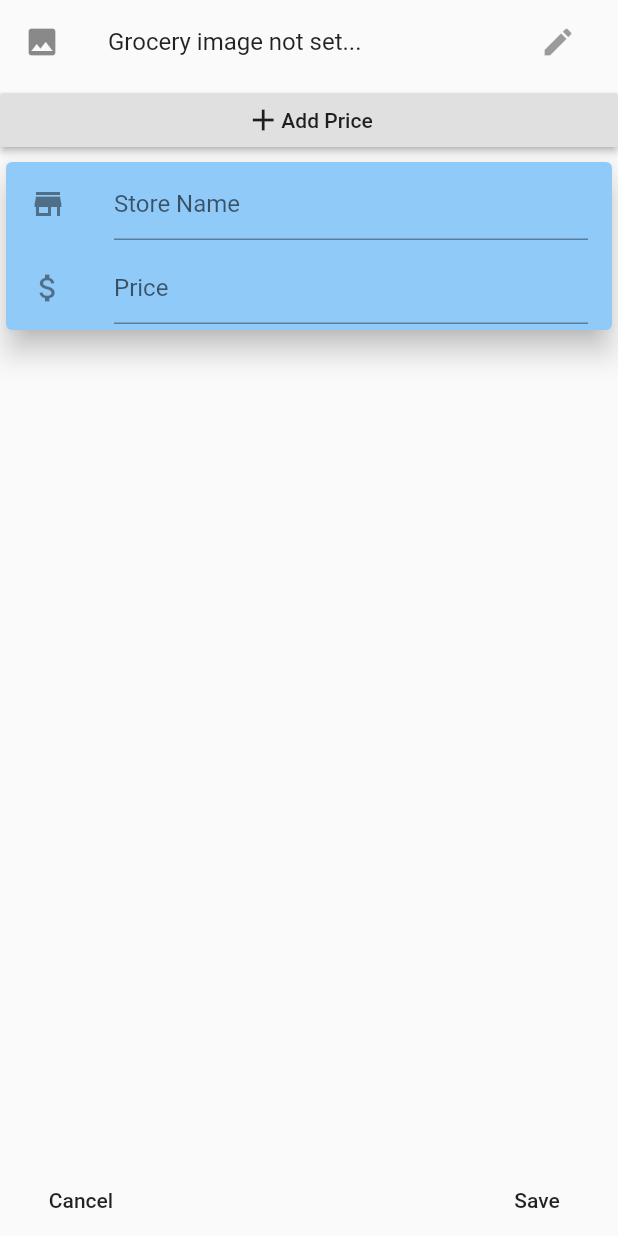
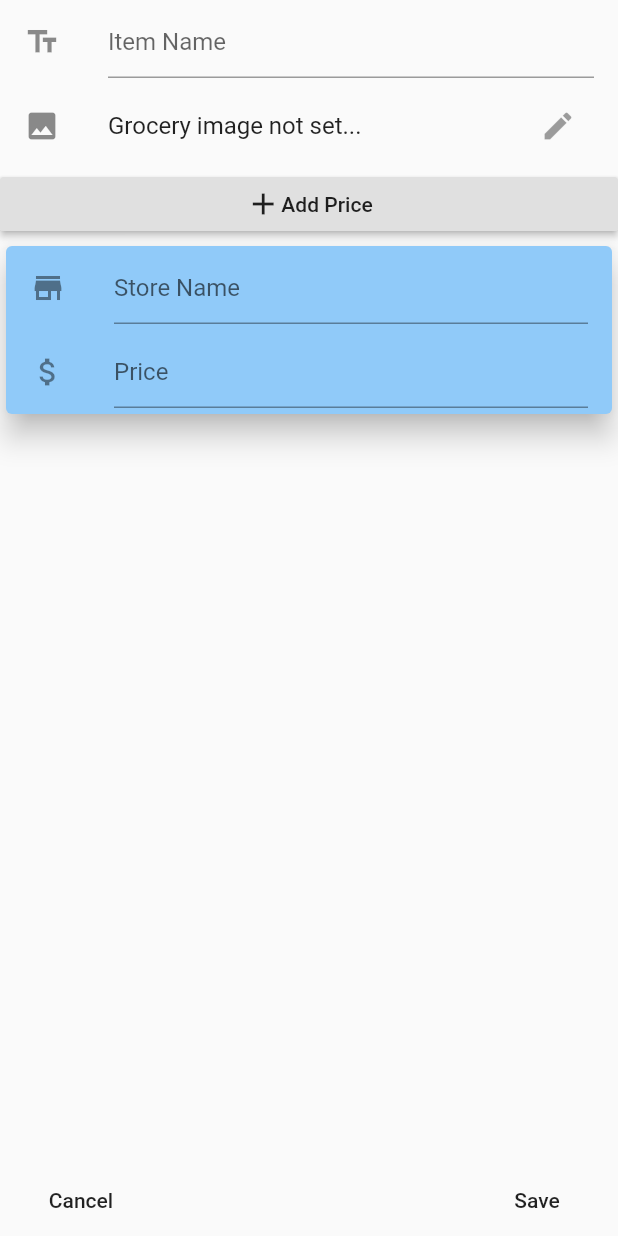
Before and after one commit to DeveloperJose/Dart-Flutter-Flutterbook-App, a Flutter app: the GroceriesEntry screen opened directly, after a tap on "Add Price", on a phone screen of 412 x 824 dp. Run offline on Flutter 3.47's test engine with Material 2 defaults, Android fonts, the phone set to English and light mode, and no system bars; our stand-ins replace flutter_calendar_carousel, flutter_slidable, image_picker, sqflite; accounts and stored records are empty.

Commit message:
Grocery entry is mostly complete

```diff
--- a/lib/groceries/groceries.dart
+++ b/lib/groceries/groceries.dart
@@ -1,13 +1,14 @@
 import 'package:flutter/material.dart';
 import 'package:scoped_model/scoped_model.dart';
 
+import 'groceries_dbworker.dart';
 import 'groceries_entry.dart';
 import 'groceries_list.dart';
 import 'groceries_model.dart' show GroceriesModel, groceriesModel;
 
 class Groceries extends StatelessWidget {
   Groceries() {
-//    groceries_model.loadData(GroceriesDBWorker.db);
+    groceriesModel.loadData(GroceriesDBWorker.db);
   }
 
   @override
--- a/lib/groceries/groceries_dbworker.dart
+++ b/lib/groceries/groceries_dbworker.dart
@@ -0,0 +1,102 @@
+import 'package:sqflite/sqflite.dart';
+
+import 'groceries_model.dart';
+
+class GroceriesDBWorker {
+  static final GroceriesDBWorker db = GroceriesDBWorker._();
+
+  static const String DB_NAME = 'groceries.db';
+  static const String TBL_NAME = 'groceries';
+  static const String KEY_ID = 'id';
+  static const String KEY_ITEM_NAME = 'item_name';
+  static const String KEY_STORE_NAMES = 'store_names';
+  static const String KEY_STORE_PRICES = 'store_prices';
+
+  Database _db;
+
+  GroceriesDBWorker._();
+
+  Future<Database> get database async => _db ??= await _init();
+
+  Future<Database> _init() async {
+    return await openDatabase(DB_NAME, version: 2, onOpen: (db) {}, onCreate: (Database db, int version) async {
+      createTable(db);
+    });
+  }
+
+  Future<void> createTable(Database db) async {
+    await db.execute("CREATE TABLE IF NOT EXISTS $TBL_NAME ("
+        "$KEY_ID INTEGER PRIMARY KEY,"
+        "$KEY_ITEM_NAME TEXT,"
+        "$KEY_STORE_NAMES TEXT,"
+        "$KEY_STORE_PRICES TEXT"
+        ")");
+  }
+
+  Future<void> upgradeTable() async {
+    await _db.execute('DROP TABLE IF EXISTS $TBL_NAME');
+    print('Dropped database table');
+    await createTable(_db);
+    print('Created new database table');
+  }
+
+  Future<int> create(Grocery grocery) async {
+    Database db = await database;
+    return await db.rawInsert(
+        "INSERT INTO $TBL_NAME ($KEY_ITEM_NAME, $KEY_STORE_NAMES, $KEY_STORE_PRICES) "
+        "VALUES (?, ?, ?)",
+        [grocery.name, grocery.getStoreNames(), grocery.getPrices()]);
+  }
+
+  Future<void> delete(int id) async {
+    Database db = await database;
+    await db.delete(TBL_NAME, where: "$KEY_ID = ?", whereArgs: [id]);
+  }
+
+  Future<Grocery> get(int id) async {
+    Database db = await database;
+    var values = await db.query(TBL_NAME, where: "$KEY_ID = ?", whereArgs: [id]);
+    return values.isEmpty ? null : _groceryFromMap(values.first);
+  }
+
+  Future<List<Grocery>> getAll() async {
+    Database db = await database;
+    var values = await db.query(TBL_NAME);
+    return values.isNotEmpty ? values.map((m) => _groceryFromMap(m)).toList() : [];
+  }
+
+  Future<int> update(Grocery contact) async {
+    Database db = await database;
+    return await db.update(TBL_NAME, _groceryToMap(contact), where: "$KEY_ID = ?", whereArgs: [contact.id]);
+  }
+
+  List<ItemDetail> _detailsFromMap(Map<String, dynamic> map) {
+    // Attempt to load the details
+    String storeNames = map[KEY_STORE_NAMES];
+    String storePrices = map[KEY_STORE_PRICES];
+
+    if (storeNames.isEmpty || storePrices.isEmpty) return [];
+
+    List<String> nameSplit = storeNames.split(',');
+    List<String> priceSplit = storePrices.split(',');
+
+    List<ItemDetail> itemDetails = [];
+    for (int i = 0; i < nameSplit.length; i++) {
+      String name = nameSplit[i];
+      double num = double.tryParse(priceSplit[i]);
+      itemDetails.add(ItemDetail(storeName: name ?? 'Invalid DB Entry', price: num ?? -1));
+    }
+    return itemDetails;
+  }
+
+  Grocery _groceryFromMap(Map<String, dynamic> map) => Grocery()
+    ..id = map[KEY_ID]
+    ..name = map[KEY_ITEM_NAME]
+    ..details = _detailsFromMap(map);
+
+  Map<String, dynamic> _groceryToMap(Grocery grocery) => Map<String, dynamic>()
+    ..[KEY_ID] = grocery.id
+    ..[KEY_ITEM_NAME] = grocery.name
+    ..[KEY_STORE_NAMES] = grocery.getStoreNames()
+    ..[KEY_STORE_PRICES] = grocery.getPrices();
+}
--- a/lib/groceries/groceries_entry.dart
+++ b/lib/groceries/groceries_entry.dart
@@ -1,9 +1,12 @@
 import 'package:flutter/material.dart';
 import 'package:scoped_model/scoped_model.dart';
 
+import 'groceries_dbworker.dart';
 import 'groceries_model.dart';
 
 class GroceriesEntry extends StatelessWidget {
+  final GlobalKey<FormState> _formKey = GlobalKey<FormState>();
+
   @override
   Widget build(BuildContext context) {
     return ScopedModel<GroceriesModel>(
@@ -11,45 +14,115 @@ class GroceriesEntry extends StatelessWidget {
         child: ScopedModelDescendant<GroceriesModel>(builder: (BuildContext context, Widget child, GroceriesModel model) {
           return Scaffold(
               bottomNavigationBar: buildBottomNavigationBar(context, model),
-              body: Column(children: [
-                ListTile(
-                    leading: Icon(Icons.photo),
-                    title: Text('Grocery image not set...'),
-                    trailing: IconButton(icon: Icon(Icons.edit))),
-                RaisedButton(
-                    child: Row(mainAxisAlignment: MainAxisAlignment.center, children: [Icon(Icons.add), Text('Add Price')]),
-                    onPressed: () => model.addDetail(ItemDetail())),
-                Expanded(
-                    child: Scrollbar(child: ListView.builder(
-                        itemCount: model.details.length,
-                        itemBuilder: (BuildContext context, int index) {
-                          print('Building... index=${index}');
-                          print('model ${model.details.length}');
-
-                          return Card(elevation: 8, color: Colors.blue[200], child: Column(children: [
-                            ListTile(leading: Icon(Icons.store), title: TextFormField(decoration: InputDecoration(hintText: 'Store Name'))),
-                            ListTile(leading: Icon(Icons.attach_money), title: TextFormField(decoration: InputDecoration(hintText: 'Price'))),
-                          ]));
-                        }))),
-              ]));
+              body: Form(
+                  key: _formKey,
+                  child: Column(children: [
+                    buildItemNameListTile(model),
+                    buildImageListTile(),
+                    buildAddPriceButton(model),
+                    buildPriceList(model),
+                  ])));
         }));
   }
 
-  Padding buildBottomNavigationBar(BuildContext context, GroceriesModel model) {
-    return Padding(
-        padding: EdgeInsets.symmetric(vertical: 0, horizontal: 10),
-        child: Row(children: [buildCancelButton(context, model), Spacer(), buildSaveButton()]));
+  ListTile buildItemNameListTile(GroceriesModel model) => ListTile(
+      leading: Icon(Icons.text_fields),
+      title: TextFormField(
+        controller: buildItemNameController(model),
+        decoration: InputDecoration(hintText: 'Item Name'),
+        validator: (newItemName) {
+          if (newItemName.isEmpty) return 'Please type an item name';
+          return null;
+        },
+      ));
+
+  ListTile buildImageListTile() => ListTile(leading: Icon(Icons.photo), title: Text('Grocery image not set...'), trailing: IconButton(icon: Icon(Icons.edit)));
+
+  RaisedButton buildAddPriceButton(GroceriesModel model) =>
+      RaisedButton(child: Row(mainAxisAlignment: MainAxisAlignment.center, children: [Icon(Icons.add), Text('Add Price')]), onPressed: () => model.addDetail(ItemDetail()));
+
+  Expanded buildPriceList(GroceriesModel model) =>
+      Expanded(child: Scrollbar(child: ListView.builder(itemCount: model.details.length, itemBuilder: (BuildContext context, int index) => buildPriceCard(model, index))));
+
+  Card buildPriceCard(GroceriesModel model, int index) => Card(
+      elevation: 8,
+      color: Colors.blue[200],
+      child: Column(children: [
+        ListTile(
+            leading: Icon(Icons.store),
+            title: TextFormField(
+                controller: buildStoreNameController(model, index),
+                decoration: InputDecoration(hintText: 'Store Name'),
+                validator: (newStoreName) {
+                  if (newStoreName.isEmpty) return 'Please type a store name';
+                  return null;
+                })),
+        ListTile(
+            leading: Icon(Icons.attach_money),
+            title: TextFormField(
+              controller: buildStorePriceController(model, index),
+              keyboardType: TextInputType.numberWithOptions(signed: false, decimal: true),
+              decoration: InputDecoration(hintText: 'Price'),
+              validator: (newPrice) {
+                if (newPrice.isEmpty) return 'Please select a price';
+                double num = double.tryParse(newPrice);
+                if (num == null || num <= 0) return 'Please select a valid price';
+                return null;
+              },
+            )),
+      ]));
+
+  TextEditingController buildItemNameController(GroceriesModel model) {
+    if (model.entityBeingEdited == null) return null;
+    var controller = TextEditingController(text: model.entityBeingEdited.name);
+    controller.addListener(() => model.entityBeingEdited.name = controller.text);
+    return controller;
   }
 
-  FlatButton buildSaveButton() {
-    return FlatButton(
-      child: Text('Save'),
-      onPressed: () {},
-    );
+  TextEditingController buildStoreNameController(GroceriesModel model, int index) {
+    var itemDetail = model.details[index];
+    var controller = TextEditingController(text: itemDetail.storeName);
+    controller.addListener(() => itemDetail.storeName = controller.text);
+    return controller;
   }
 
-  FlatButton buildCancelButton(BuildContext context, GroceriesModel model) {
-    return FlatButton(
+  TextEditingController buildStorePriceController(GroceriesModel model, int index) {
+    var itemDetail = model.details[index];
+    var controller = TextEditingController(text: itemDetail.price ?? "");
+    controller.addListener(() => itemDetail.price = double.tryParse(controller.text));
+    return controller;
+  }
+
+  Padding buildBottomNavigationBar(BuildContext context, GroceriesModel model) =>
+      Padding(padding: EdgeInsets.symmetric(vertical: 0, horizontal: 10), child: Row(children: [buildCancelButton(context, model), Spacer(), buildSaveButton(context, model)]));
+
+  FlatButton buildSaveButton(BuildContext context, GroceriesModel model) => FlatButton(
+        child: Text('Save'),
+        onPressed: () async {
+          // Check if the form is valid
+          if (!_formKey.currentState.validate()) return;
+
+          // Save to entity being edited
+          groceriesModel.entityBeingEdited.details = groceriesModel.details;
+          print('Being edited: ${groceriesModel.entityBeingEdited}');
+          print('Model: ${groceriesModel.toString()}');
+
+          // Database updating
+          int id = 0;
+          if (model.entityBeingEdited.id == null) {
+            id = await GroceriesDBWorker.db.create(groceriesModel.entityBeingEdited);
+          } else {
+            id = await GroceriesDBWorker.db.update(groceriesModel.entityBeingEdited);
+          }
+          groceriesModel.loadData(GroceriesDBWorker.db);
+          // Clear and go back to list
+          model.clear();
+          model.setStackIndex(0);
+          Scaffold.of(context).showSnackBar(SnackBar(backgroundColor: Colors.green, duration: Duration(seconds: 2), content: Text('Grocery item saved!')));
+        },
+      );
+
+  FlatButton buildCancelButton(BuildContext context, GroceriesModel model) => FlatButton(
         child: Text('Cancel'),
         onPressed: () {
           FocusScope.of(context).requestFocus(FocusNode());
@@ -58,4 +131,3 @@ class GroceriesEntry extends StatelessWidget {
         },
       );
 }
-}
--- a/lib/groceries/groceries_model.dart
+++ b/lib/groceries/groceries_model.dart
@@ -4,19 +4,24 @@ GroceriesModel groceriesModel = GroceriesModel();
 
 class ItemDetail {
   String storeName;
-  double currentPrice;
+  double price;
 
-  ItemDetail({this.storeName = 'Example Store', this.currentPrice = 0.00});
+  ItemDetail({this.storeName, this.price});
 
   @override
-  String toString() => '[storeName=$storeName, currentPrice=$currentPrice]';
+  String toString() => '[storeName=$storeName, currentPrice=$price]';
 }
 
 class Grocery {
   int id;
+
+  String name;
   List<ItemDetail> details = [];
 
-  String toString() => "{ id=$id, details=${details.join(',')} }";
+  String getStoreNames() => details.map((detail) => detail.storeName).join(',');
+  String getPrices() => details.map((detail) => detail.price).join(', ');
+
+  String toString() => "{ id=$id, name=$name, details=${details.join(',')} }";
 }
 
 class GroceriesModel extends BaseModel<Grocery> {
@@ -30,4 +35,6 @@ class GroceriesModel extends BaseModel<Grocery> {
   void clear(){
     details.clear();
   }
+
+  String toString() => "{ details=${details.join(',')} }";
 }
```
Also changed, not shown: lib/groceries/groceries_list.dart (+11 -4 lines). Lines whose indentation alone changed are shown as unchanged.
